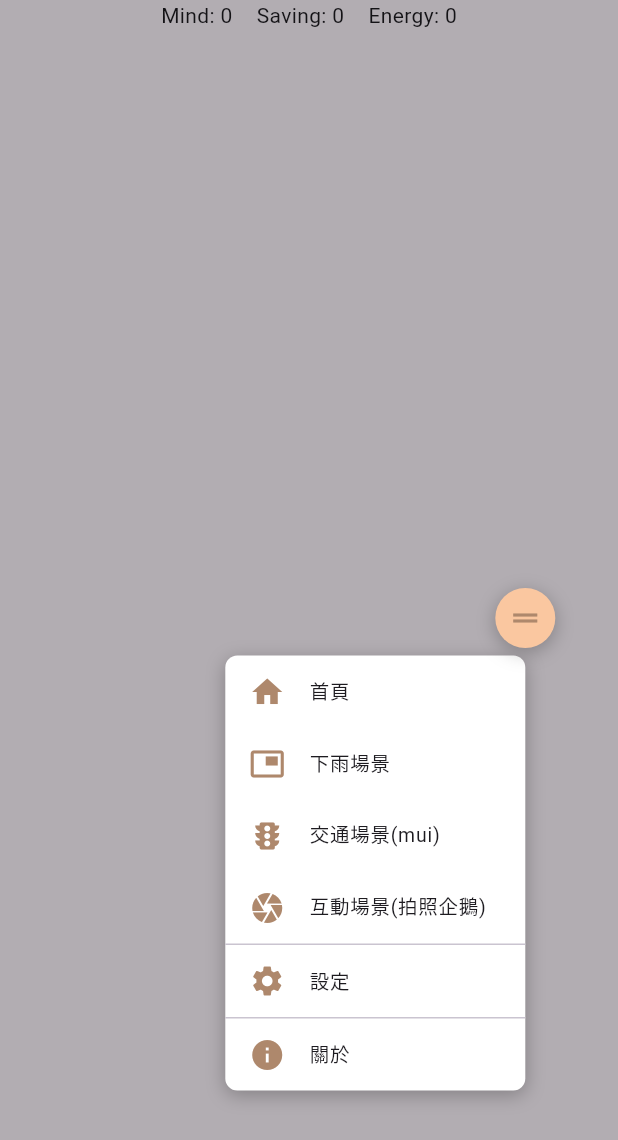
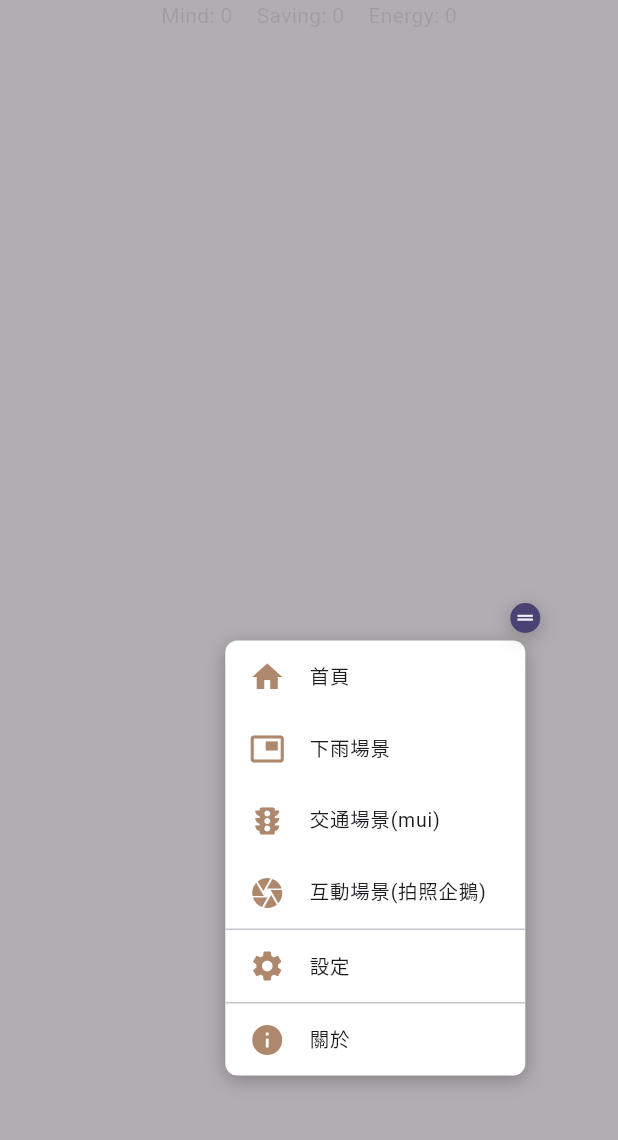
Before and after one commit to wlcharlie/work-on-time-game, a Flutter app: the Helper widget shown alone on an empty page, opened directly with empty values, after a tap on the "drag handle" icon, on a phone screen of 412 x 824 dp. Shown: the top 1140 px of the screen. Run offline on Flutter 3.47's test engine with Material 3 defaults, Android fonts, the phone set to English and light mode, and no system bars; our stand-ins replace flutter_riverpod, material_symbols_icons, riverpod_annotation; missing offline and left inert: flame, flame_audio, flame_riverpod; generated files the repository leaves out were written again.

Commit message:
chore: adjust helper style

```diff
--- a/lib/overlays/helper.dart
+++ b/lib/overlays/helper.dart
@@ -25,7 +25,7 @@ class _HelperState extends ConsumerState<Helper> {
 
   // 选单宽度和按钮半径
   final double _menuWidth = 200;
-  final double _buttonRadius = 20; // 按钮半径为40/2
+  final double _buttonRadius = 10; // 按钮半径为40/2
 
   // 计算选单的位置，避免超出屏幕边界
   Offset _calculateMenuPosition() {
@@ -91,11 +91,20 @@ class _HelperState extends ConsumerState<Helper> {
           child: Row(
             mainAxisAlignment: MainAxisAlignment.center,
             children: [
-              Text('Mind: ${characterStatus[CharacterStatus.mind]}'),
+              Text(
+                'Mind: ${characterStatus[CharacterStatus.mind]}',
+                style: TextStyle(color: Colors.black.withOpacity(0.1)),
+              ),
               const SizedBox(width: 16),
-              Text('Saving: ${characterStatus[CharacterStatus.saving]}'),
+              Text(
+                'Saving: ${characterStatus[CharacterStatus.saving]}',
+                style: TextStyle(color: Colors.black.withOpacity(0.1)),
+              ),
               const SizedBox(width: 16),
-              Text('Energy: ${characterStatus[CharacterStatus.energy]}'),
+              Text(
+                'Energy: ${characterStatus[CharacterStatus.energy]}',
+                style: TextStyle(color: Colors.black.withOpacity(0.1)),
+              ),
             ],
           ),
         ),
@@ -176,7 +185,7 @@ class _HelperState extends ConsumerState<Helper> {
                 width: _buttonRadius * 2,
                 height: _buttonRadius * 2,
                 decoration: BoxDecoration(
-                  color: Color(0xFFFAC7A0),
+                  color: Color.fromARGB(255, 73, 66, 114),
                   shape: BoxShape.circle,
                   boxShadow: [
                     BoxShadow(
@@ -189,7 +198,8 @@ class _HelperState extends ConsumerState<Helper> {
                 child: Center(
                   child: Icon(
                     Icons.drag_handle,
-                    color: Color(0xFFAE886C),
+                    size: 15,
+                    color: Color.fromARGB(255, 241, 237, 246),
                   ),
                 ),
               ),
```
